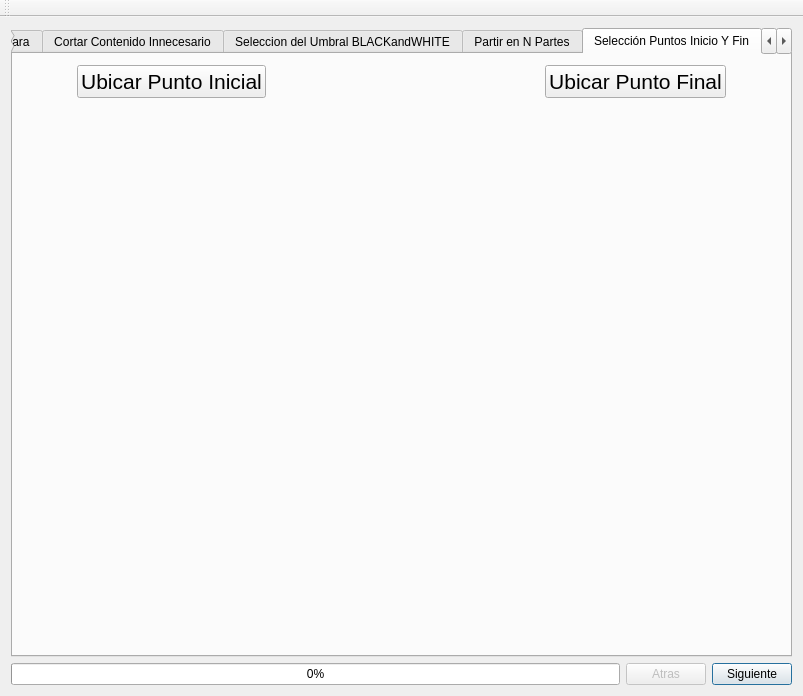
Before: the Qt Designer form ventanaprincipal.ui in dianjuar/ModuloVisionArtifiical_ACO, drawn with Qt 5.
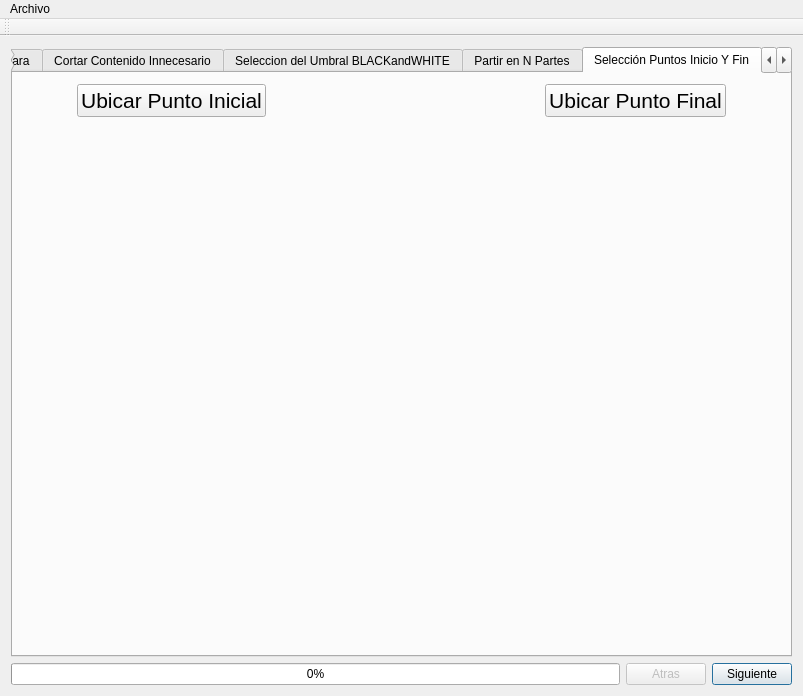
After: the same form once the commit is applied. Icons and pictures are not drawn. Custom widgets are drawn as their Qt base class.

```diff
--- a/ventanaprincipal.ui
+++ b/ventanaprincipal.ui
@@ -2040,6 +2040,15 @@
      <height>23</height>
     </rect>
    </property>
+   <widget class="QMenu" name="menuArchivo">
+    <property name="title">
+     <string>Archivo</string>
+    </property>
+    <addaction name="actionGuardar_Configuraci_n"/>
+    <addaction name="separator"/>
+    <addaction name="actionCargar_Configuraci_n"/>
+   </widget>
+   <addaction name="menuArchivo"/>
   </widget>
   <widget class="QToolBar" name="toolBar">
    <property name="windowTitle">
```
Left out of the diff: 13 changed lines with no effect on the pictures.
